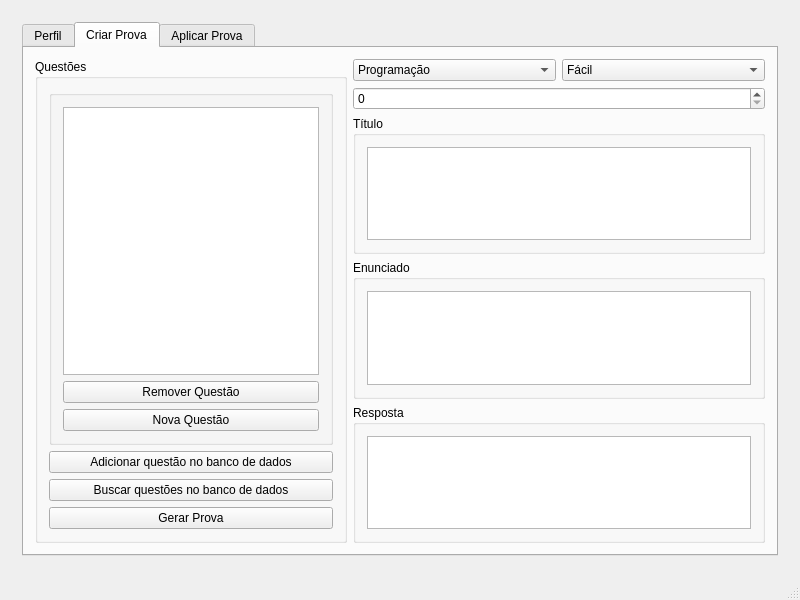
Old version of the form mainwindow.ui in the repository Drakz/tcc-teste.
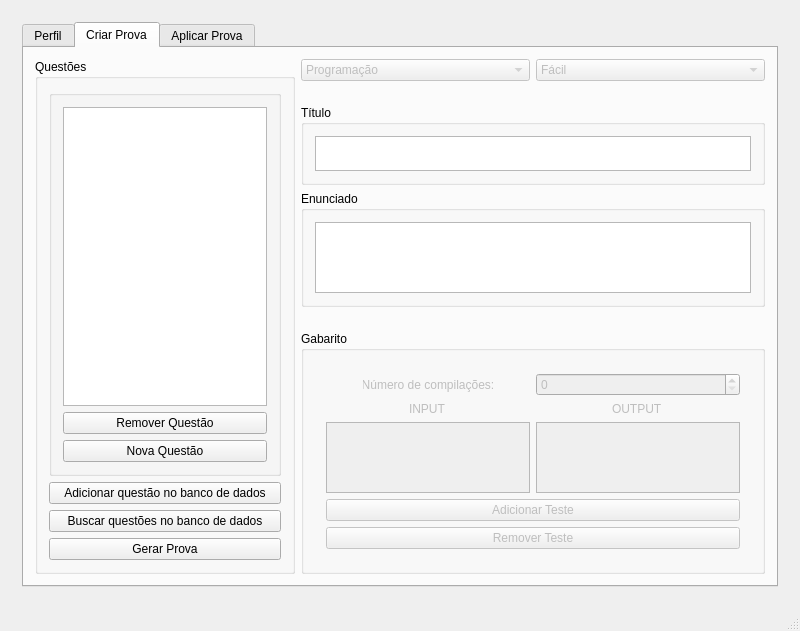
New version of the form. Icons and pictures are not drawn.

Diff of the .ui file:
```diff
--- a/mainwindow.ui
+++ b/mainwindow.ui
@@ -2,6 +2,12 @@
 <ui version="4.0">
  <class>MainWindow</class>
  <widget class="QMainWindow" name="MainWindow">
+  <property name="windowModality">
+   <enum>Qt::NonModal</enum>
+  </property>
+  <property name="enabled">
+   <bool>true</bool>
+  </property>
   <property name="geometry">
    <rect>
     <x>0</x>
@@ -10,6 +16,18 @@
     <height>600</height>
    </rect>
   </property>
+  <property name="sizePolicy">
+   <sizepolicy hsizetype="Preferred" vsizetype="Preferred">
+    <horstretch>0</horstretch>
+    <verstretch>0</verstretch>
+   </sizepolicy>
+  </property>
+  <property name="maximumSize">
+   <size>
+    <width>1920</width>
+    <height>1080</height>
+   </size>
+  </property>
   <property name="windowTitle">
    <string>MainWindow</string>
   </property>
@@ -265,27 +283,177 @@
             <string>Criar Prova</string>
            </attribute>
            <layout class="QGridLayout" name="gridLayout_4">
-            <item row="0" column="1">
-             <widget class="QComboBox" name="c_tipo">
-              <item>
-               <property name="text">
-                <string>Programação</string>
-               </property>
-              </item>
-              <item>
-               <property name="text">
-                <string>Múltipla escolha</string>
-               </property>
-              </item>
-              <item>
-               <property name="text">
-                <string>Discursiva</string>
-               </property>
-              </item>
+            <item row="9" column="1" colspan="2">
+             <widget class="QGroupBox" name="g_resposta">
+              <property name="enabled">
+               <bool>true</bool>
+              </property>
+              <property name="sizePolicy">
+               <sizepolicy hsizetype="Preferred" vsizetype="Preferred">
+                <horstretch>0</horstretch>
+                <verstretch>0</verstretch>
+               </sizepolicy>
+              </property>
+              <property name="title">
+               <string>Gabarito</string>
+              </property>
+              <layout class="QVBoxLayout" name="verticalLayout_11">
+               <item>
+                <widget class="QStackedWidget" name="p_respostas">
+                 <property name="enabled">
+                  <bool>false</bool>
+                 </property>
+                 <property name="currentIndex">
+                  <number>0</number>
+                 </property>
+                 <widget class="QWidget" name="page">
+                  <layout class="QGridLayout" name="gridLayout_5">
+                   <item row="0" column="1">
+                    <widget class="QSpinBox" name="s_numcomp">
+                     <property name="minimumSize">
+                      <size>
+                       <width>0</width>
+                       <height>0</height>
+                      </size>
+                     </property>
+                    </widget>
+                   </item>
+                   <item row="0" column="0" alignment="Qt::AlignHCenter">
+                    <widget class="QLabel" name="label_numcomp">
+                     <property name="maximumSize">
+                      <size>
+                       <width>130</width>
+                       <height>16777215</height>
+                      </size>
+                     </property>
+                     <property name="layoutDirection">
+                      <enum>Qt::LeftToRight</enum>
+                     </property>
+                     <property name="text">
+                      <string>Número de compilações:</string>
+                     </property>
+                     <property name="alignment">
+                      <set>Qt::AlignCenter</set>
+                     </property>
+                     <property name="buddy">
+                      <cstring>s_numcomp</cstring>
+                     </property>
+                    </widget>
+                   </item>
+                   <item row="3" column="0" colspan="2">
+                    <widget class="QPushButton" name="t_adc_teste">
+                     <property name="text">
+                      <string>Adicionar Teste</string>
+                     </property>
+                    </widget>
+                   </item>
+                   <item row="2" column="0">
+                    <widget class="QListWidget" name="l_input"/>
+                   </item>
+                   <item row="2" column="1">
+                    <widget class="QListWidget" name="l_output"/>
+                   </item>
+                   <item row="4" column="0" colspan="2">
+                    <widget class="QPushButton" name="t_rmv_teste">
+                     <property name="text">
+                      <string>Remover Teste</string>
+                     </property>
+                    </widget>
+                   </item>
+                   <item row="1" column="0" alignment="Qt::AlignHCenter">
+                    <widget class="QLabel" name="label_input">
+                     <property name="text">
+                      <string>INPUT</string>
+                     </property>
+                    </widget>
+                   </item>
+                   <item row="1" column="1" alignment="Qt::AlignHCenter">
+                    <widget class="QLabel" name="label_output">
+                     <property name="text">
+                      <string>OUTPUT</string>
+                     </property>
+                    </widget>
+                   </item>
+                  </layout>
+                 </widget>
+                 <widget class="QWidget" name="page_2">
+                  <layout class="QVBoxLayout" name="verticalLayout_9">
+                   <item>
+                    <widget class="QListWidget" name="t_resposta_mult">
+                     <property name="alternatingRowColors">
+                      <bool>true</bool>
+                     </property>
+                     <property name="viewMode">
+                      <enum>QListView::ListMode</enum>
+                     </property>
+                     <property name="selectionRectVisible">
+                      <bool>false</bool>
+                     </property>
+                    </widget>
+                   </item>
+                   <item>
+                    <widget class="QPushButton" name="t_adc_questao">
+                     <property name="text">
+                      <string>Adicionar Alternativa</string>
+                     </property>
+                    </widget>
+                   </item>
+                   <item>
+                    <widget class="QPushButton" name="t_rmv_questao">
+                     <property name="text">
+                      <string>Remover Alternativa</string>
+                     </property>
+                    </widget>
+                   </item>
+                  </layout>
+                 </widget>
+                 <widget class="QWidget" name="page_3">
+                  <layout class="QVBoxLayout" name="verticalLayout_10">
+                   <item>
+                    <widget class="QTextEdit" name="t_resposta_discursiva">
+                     <property name="readOnly">
+                      <bool>false</bool>
+                     </property>
+                     <property name="html">
+                      <string>&lt;!DOCTYPE HTML PUBLIC &quot;-//W3C//DTD HTML 4.0//EN&quot; &quot;http://www.w3.org/TR/REC-html40/strict.dtd&quot;&gt;
+&lt;html&gt;&lt;head&gt;&lt;meta name=&quot;qrichtext&quot; content=&quot;1&quot; /&gt;&lt;style type=&quot;text/css&quot;&gt;
+p, li { white-space: pre-wrap; }
+&lt;/style&gt;&lt;/head&gt;&lt;body style=&quot; font-family:'MS Shell Dlg 2'; font-size:8.25pt; font-weight:400; font-style:normal;&quot;&gt;
+&lt;p style=&quot;-qt-paragraph-type:empty; margin-top:0px; margin-bottom:0px; margin-left:0px; margin-right:0px; -qt-block-indent:0; text-indent:0px;&quot;&gt;&lt;br /&gt;&lt;/p&gt;&lt;/body&gt;&lt;/html&gt;</string>
+                     </property>
+                    </widget>
+                   </item>
+                  </layout>
+                 </widget>
+                </widget>
+               </item>
+              </layout>
              </widget>
             </item>
-            <item row="0" column="0" rowspan="5">
+            <item row="5" column="1" colspan="2">
+             <widget class="QGroupBox" name="g_enunciado">
+              <property name="title">
+               <string>Enunciado</string>
+              </property>
+              <layout class="QVBoxLayout" name="verticalLayout_4">
+               <item>
+                <widget class="QTextEdit" name="t_enunciado">
+                 <property name="readOnly">
+                  <bool>true</bool>
+                 </property>
+                </widget>
+               </item>
+              </layout>
+             </widget>
+            </item>
+            <item row="0" column="0" rowspan="10">
              <widget class="QGroupBox" name="g_questoes">
+              <property name="maximumSize">
+               <size>
+                <width>400</width>
+                <height>16777215</height>
+               </size>
+              </property>
               <property name="title">
                <string>Questões</string>
               </property>
@@ -347,13 +515,89 @@
                  <property name="text">
                   <string>Adicionar questão no banco de dados</string>
                  </property>
+                 <layout class="QVBoxLayout" name="verticalLayout_2">
+                  <item>
+                   <widget class="QListWidget" name="lista_questoes">
+                    <property name="alternatingRowColors">
+                     <bool>true</bool>
+                    </property>
+                   </widget>
+                  </item>
+                  <item>
+                   <widget class="QPushButton" name="remover_questao">
+                    <property name="text">
+                     <string>Remover Questão</string>
+                    </property>
+                   </widget>
+                  </item>
+                  <item>
+                   <widget class="QPushButton" name="adicionar_questao">
+                    <property name="text">
+                     <string>Nova Questão</string>
+                    </property>
+                   </widget>
+                  </item>
+                 </layout>
                 </widget>
                </item>
               </layout>
              </widget>
             </item>
-            <item row="2" column="1" colspan="2">
+            <item row="0" column="2">
+             <widget class="QComboBox" name="q_dificuldade">
+              <property name="enabled">
+               <bool>false</bool>
+              </property>
+              <item>
+               <property name="text">
+                <string>Fácil</string>
+               </property>
+              </item>
+              <item>
+               <property name="text">
+                <string>Médio</string>
+               </property>
+              </item>
+              <item>
+               <property name="text">
+                <string>Difícil</string>
+               </property>
+              </item>
+             </widget>
+            </item>
+            <item row="0" column="1">
+             <widget class="QComboBox" name="c_tipo">
+              <property name="enabled">
+               <bool>false</bool>
+              </property>
+              <property name="currentIndex">
+               <number>0</number>
+              </property>
+              <item>
+               <property name="text">
+                <string>Programação</string>
+               </property>
+              </item>
+              <item>
+               <property name="text">
+                <string>Múltipla escolha</string>
+               </property>
+              </item>
+              <item>
+               <property name="text">
+                <string>Discursiva</string>
+               </property>
+              </item>
+             </widget>
+            </item>
+            <item row="4" column="1" colspan="2">
              <widget class="QGroupBox" name="g_titulo">
+              <property name="maximumSize">
+               <size>
+                <width>16777215</width>
+                <height>80</height>
+               </size>
+              </property>
               <property name="title">
                <string>Título</string>
               </property>
@@ -363,22 +607,6 @@
                  <property name="readOnly">
                   <bool>true</bool>
                  </property>
-                </widget>
-               </item>
-              </layout>
-             </widget>
-            </item>
-            <item row="4" column="1" colspan="2">
-             <widget class="QGroupBox" name="g_resposta">
-              <property name="title">
-               <string>Resposta</string>
-              </property>
-              <layout class="QGridLayout" name="gridLayout_5">
-               <item row="0" column="0">
-                <widget class="QTextEdit" name="t_resposta">
-                 <property name="readOnly">
-                  <bool>true</bool>
-                 </property>
                  <property name="html">
                   <string>&lt;!DOCTYPE HTML PUBLIC &quot;-//W3C//DTD HTML 4.0//EN&quot; &quot;http://www.w3.org/TR/REC-html40/strict.dtd&quot;&gt;
 &lt;html&gt;&lt;head&gt;&lt;meta name=&quot;qrichtext&quot; content=&quot;1&quot; /&gt;&lt;style type=&quot;text/css&quot;&gt;
@@ -391,44 +619,6 @@
               </layout>
              </widget>
             </item>
-            <item row="0" column="2">
-             <widget class="QComboBox" name="q_dificuldade">
-              <item>
-               <property name="text">
-                <string>Fácil</string>
-               </property>
-              </item>
-              <item>
-               <property name="text">
-                <string>Médio</string>
-               </property>
-              </item>
-              <item>
-               <property name="text">
-                <string>Difícil</string>
-               </property>
-              </item>
-             </widget>
-            </item>
-            <item row="3" column="1" colspan="2">
-             <widget class="QGroupBox" name="g_enunciado">
-              <property name="title">
-               <string>Enunciado</string>
-              </property>
-              <layout class="QVBoxLayout" name="verticalLayout_4">
-               <item>
-                <widget class="QTextEdit" name="t_enunciado">
-                 <property name="readOnly">
-                  <bool>true</bool>
-                 </property>
-                </widget>
-               </item>
-              </layout>
-             </widget>
-            </item>
-            <item row="1" column="1" colspan="2">
-             <widget class="QSpinBox" name="spinBox"/>
-            </item>
            </layout>
            <zorder>g_enunciado</zorder>
            <zorder>g_resposta</zorder>
```
Left out of the diff: 265 changed lines with no effect on the pictures.
